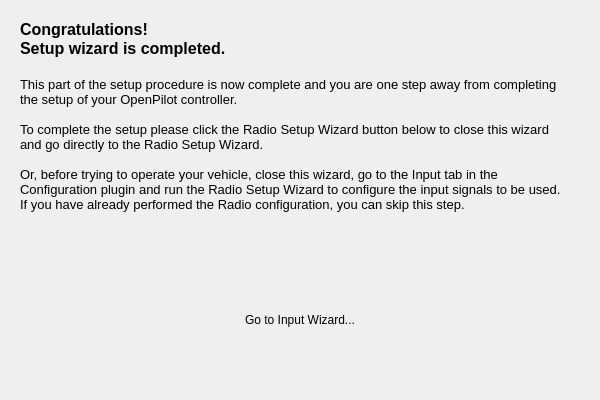
First picture: the form in ground/openpilotgcs/src/plugins/setupwizard/pages/endpage.ui, repository openpilot/OpenPilot, before the edit.
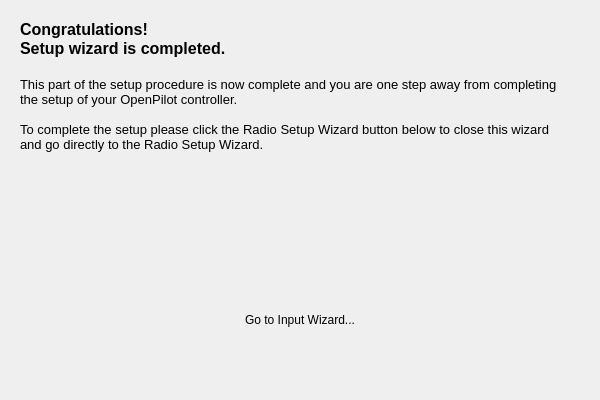
Second picture: the form after the edit. Icons and pictures are not drawn.

Commit message: OP-39 Fixed controller identification bug. Now using telemetry manager to receive notifications about connect/disconnect. Changed text on last page in wizard.

What changed in the file:
```diff
--- a/ground/openpilotgcs/src/plugins/setupwizard/pages/endpage.ui
+++ b/ground/openpilotgcs/src/plugins/setupwizard/pages/endpage.ui
@@ -39,8 +39,6 @@
 &lt;p style=&quot; margin-top:0px; margin-bottom:0px; margin-left:0px; margin-right:0px; -qt-block-indent:0; text-indent:0px;&quot;&gt;&lt;span style=&quot; font-size:10pt;&quot;&gt;This part of the setup procedure is now complete and you are one step away from completing the setup of your OpenPilot controller.&lt;/span&gt;&lt;/p&gt;
 &lt;p style=&quot;-qt-paragraph-type:empty; margin-top:0px; margin-bottom:0px; margin-left:0px; margin-right:0px; -qt-block-indent:0; text-indent:0px; font-size:10pt;&quot;&gt;&lt;br /&gt;&lt;/p&gt;
 &lt;p style=&quot; margin-top:0px; margin-bottom:0px; margin-left:0px; margin-right:0px; -qt-block-indent:0; text-indent:0px;&quot;&gt;&lt;span style=&quot; font-size:10pt;&quot;&gt;To complete the setup please click the Radio Setup Wizard button below to close this wizard and go directly to the Radio Setup Wizard.&lt;/span&gt;&lt;/p&gt;
-&lt;p style=&quot;-qt-paragraph-type:empty; margin-top:0px; margin-bottom:0px; margin-left:0px; margin-right:0px; -qt-block-indent:0; text-indent:0px; font-size:10pt;&quot;&gt;&lt;br /&gt;&lt;/p&gt;
-&lt;p style=&quot; margin-top:0px; margin-bottom:0px; margin-left:0px; margin-right:0px; -qt-block-indent:0; text-indent:0px;&quot;&gt;&lt;span style=&quot; font-size:10pt;&quot;&gt;Or, before trying to operate your vehicle, close this wizard, go to the Input tab in the Configuration plugin and run the Radio Setup Wizard to configure the input signals to be used. If you have already performed the Radio configuration, you can skip this step. &lt;/span&gt;&lt;/p&gt;
 &lt;p style=&quot;-qt-paragraph-type:empty; margin-top:0px; margin-bottom:0px; margin-left:0px; margin-right:0px; -qt-block-indent:0; text-indent:0px; font-size:10pt;&quot;&gt;&lt;br /&gt;&lt;/p&gt;&lt;/body&gt;&lt;/html&gt;</string>
    </property>
    <property name="alignment">
```
The commit also changes 2 other files.
